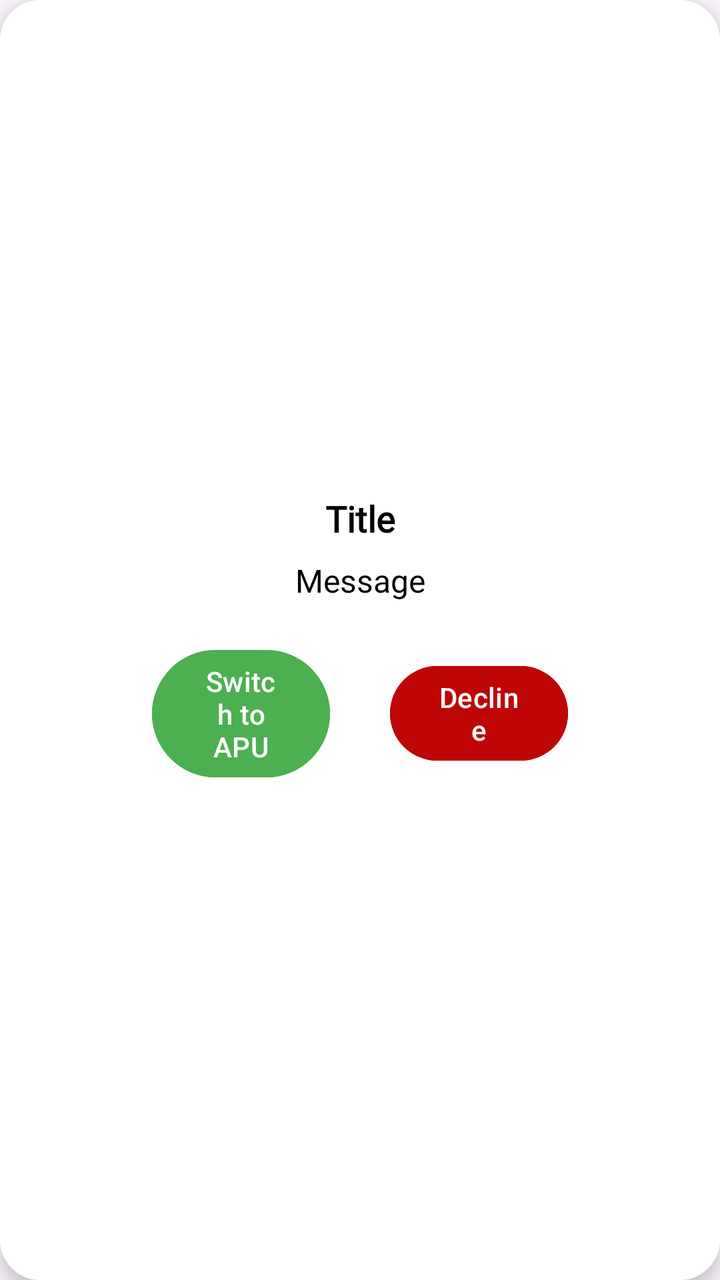
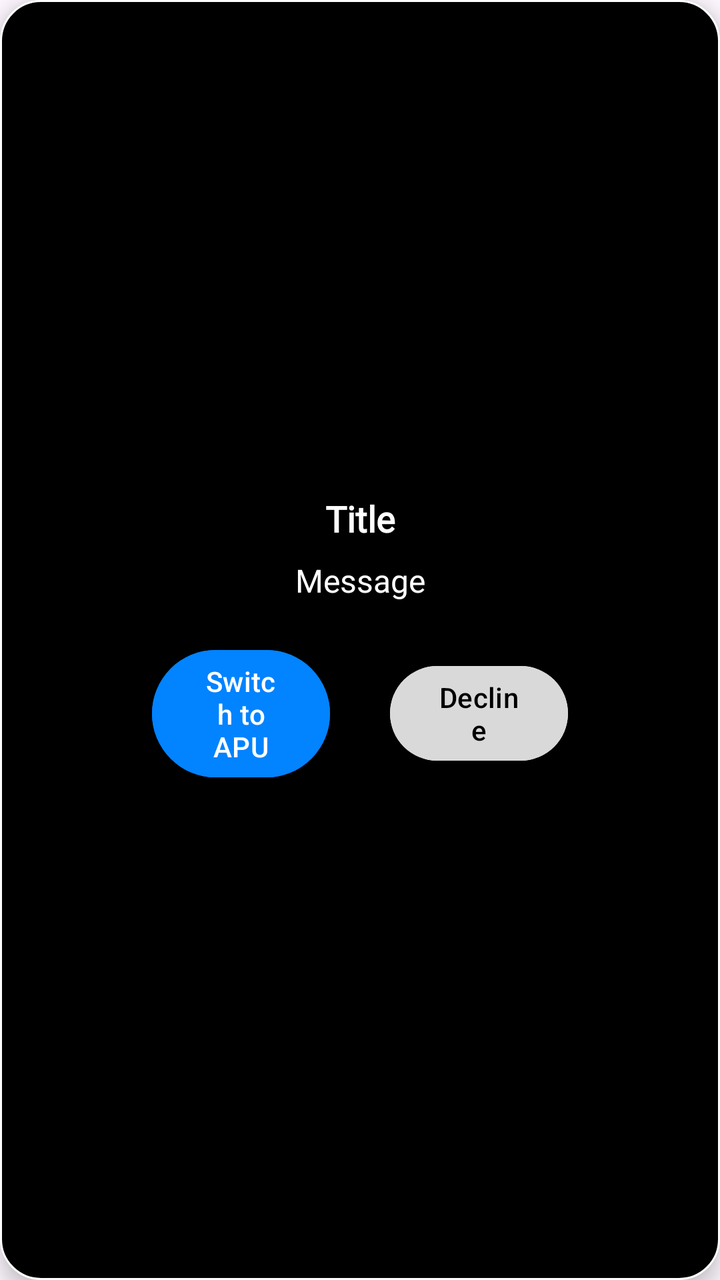

Before-and-after screenshots of an Android layout around one commit, followed by the original layout XML and the change that was made.
<!-- AndroidManifest.xml: application theme Theme.rideOS -->
<!-- res/layout/popupdialog.xml -->
<?xml version="1.0" encoding="utf-8"?>
<LinearLayout xmlns:android="http://schemas.android.com/apk/res/android"
    android:layout_width="400dp"
    android:layout_height="200dp"
    android:orientation="vertical"
    android:background="@drawable/bg_dialog_rounded"
    android:padding="20dp"
    android:gravity="center"
    android:elevation="6dp">

    <TextView
        android:id="@+id/dialogTitle"
        android:layout_width="match_parent"
        android:layout_height="wrap_content"
        android:text="Title"
        android:textColor="#000000"
        android:textStyle="bold"
        android:textSize="18sp"
        android:gravity="center"
        android:fontFamily="@font/kanit"
        android:paddingBottom="8dp" />

    <TextView
        android:id="@+id/dialogMessage"
        android:layout_width="match_parent"
        android:layout_height="wrap_content"
        android:text="Message"
        android:textColor="#000000"
        android:textSize="16sp"
        android:gravity="center"
        android:fontFamily="@font/kanit"
        android:paddingBottom="20dp" />

    <LinearLayout
        android:layout_width="match_parent"
        android:layout_height="wrap_content"
        android:orientation="horizontal"
        android:paddingStart="56dp"
        android:paddingEnd="56dp"
        android:gravity="center">

        <Button
            android:id="@+id/btnYes"
            android:layout_width="0dp"
            android:layout_weight="1"
            android:layout_height="wrap_content"
            android:text="Switch to APU"
            android:textColor="#FFFFFF"
            android:backgroundTint="#4CAF50" />

        <Space
            android:layout_width="30dp"
            android:layout_height="wrap_content" />

        <Button
            android:id="@+id/btnNo"
            android:layout_width="0dp"
            android:layout_weight="1"
            android:layout_height="wrap_content"
            android:text="Decline"
            android:textColor="#FFFFFF"
            android:backgroundTint="#BE0606" />
    </LinearLayout>

</LinearLayout>
<!-- resources referenced by this layout -->
<resources>
  <!-- drawable bg_dialog_rounded (drawable) -->
  <shape xmlns:android="http://schemas.android.com/apk/res/android">
      <solid android:color="#FFFFFF" />
      <corners android:radius="20dp" />
      <padding
          android:left="10dp"
          android:top="10dp"
          android:right="10dp"
          android:bottom="10dp" />
  </shape>
  <style name="Theme.rideOS" parent="Base.Theme.rideOS" />
  <style name="Base.Theme.rideOS" parent="Theme.Material3.DayNight.NoActionBar">
          
          
      </style>
</resources>

<!-- the commit's change to res/layout/popupdialog.xml (unified diff, before → after) -->
@@ -13,7 +13,7 @@
         android:layout_width="match_parent"
         android:layout_height="wrap_content"
         android:text="Title"
-        android:textColor="#000000"
+        android:textColor="#FFFFFF"
         android:textStyle="bold"
         android:textSize="18sp"
         android:gravity="center"
@@ -25,7 +25,7 @@
         android:layout_width="match_parent"
         android:layout_height="wrap_content"
         android:text="Message"
-        android:textColor="#000000"
+        android:textColor="#FFFFFF"
         android:textSize="16sp"
         android:gravity="center"
         android:fontFamily="@font/kanit"
@@ -46,7 +46,7 @@
             android:layout_height="wrap_content"
             android:text="Switch to APU"
             android:textColor="#FFFFFF"
-            android:backgroundTint="#4CAF50" />
+            android:backgroundTint="#0283FF" />
 
         <Space
             android:layout_width="30dp"
@@ -58,8 +58,8 @@
             android:layout_weight="1"
             android:layout_height="wrap_content"
             android:text="Decline"
-            android:textColor="#FFFFFF"
-            android:backgroundTint="#BE0606" />
+            android:textColor="#000000"
+            android:backgroundTint="#D9D9D9" />
     </LinearLayout>
 
 </LinearLayout>
<!-- resource entries referenced after the edit -->
@@ -2,13 +2,17 @@
 <resources>
   <!-- drawable bg_dialog_rounded (drawable) -->
   <shape xmlns:android="http://schemas.android.com/apk/res/android">
-      <solid android:color="#FFFFFF" />
+      <solid android:color="#000000" />
       <corners android:radius="20dp" />
       <padding
           android:left="10dp"
           android:top="10dp"
           android:right="10dp"
           android:bottom="10dp" />
+      <stroke
+          android:width="1dp"
+          android:color="#FFFFFF" />
+  
   </shape>
   <style name="Theme.rideOS" parent="Base.Theme.rideOS" />
   <style name="Base.Theme.rideOS" parent="Theme.Material3.DayNight.NoActionBar">
